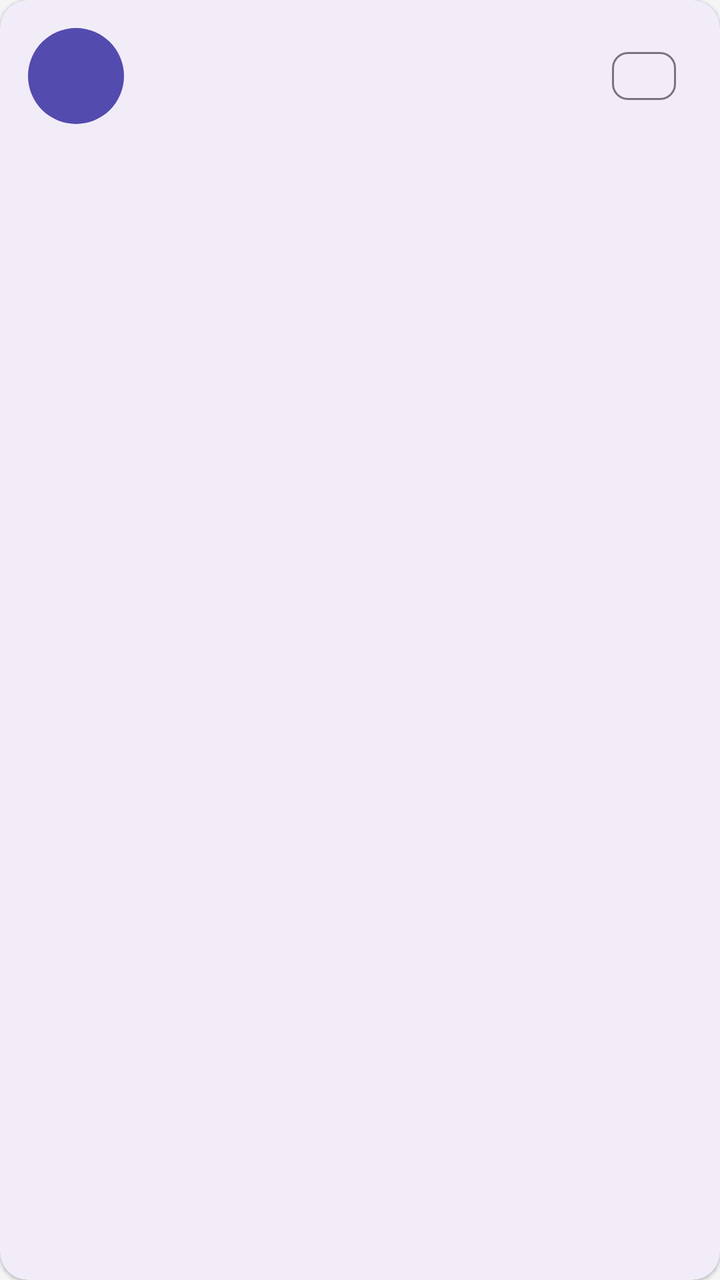
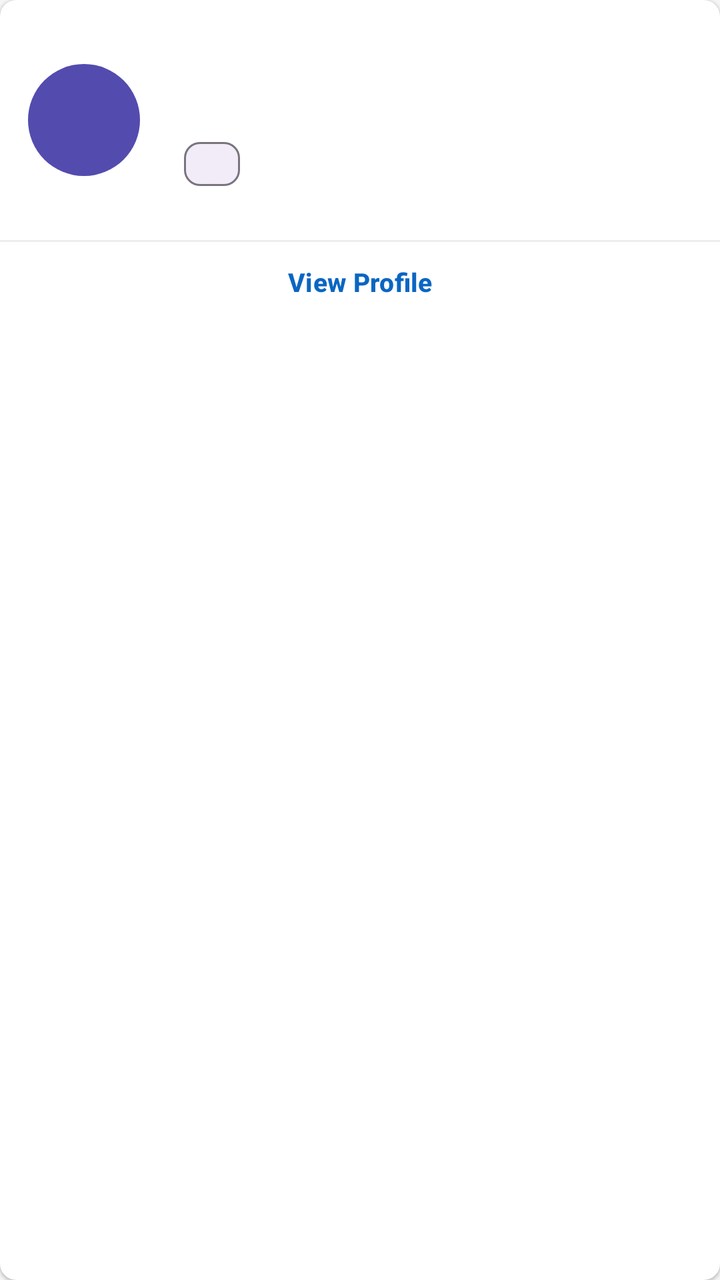

Screens rendered from an Android XML layout before and after an edit, with the pre-edit source and the edit as a unified diff.
<!-- AndroidManifest.xml: application theme Theme.SmartCampus -->
<!-- res/layout/item_user_search.xml -->
<?xml version="1.0" encoding="utf-8"?>
<com.google.android.material.card.MaterialCardView
    xmlns:android="http://schemas.android.com/apk/res/android"
    xmlns:app="http://schemas.android.com/apk/res-auto"
    android:layout_width="match_parent"
    android:layout_height="wrap_content"
    android:layout_marginHorizontal="12dp"
    android:layout_marginTop="6dp"
    app:cardCornerRadius="14dp"
    app:cardElevation="1dp"
    app:strokeWidth="0dp">

    <LinearLayout
        android:layout_width="match_parent"
        android:layout_height="wrap_content"
        android:orientation="horizontal"
        android:padding="14dp"
        android:gravity="center_vertical">

        <TextView
            android:id="@+id/tv_avatar"
            android:layout_width="48dp"
            android:layout_height="48dp"
            android:gravity="center"
            android:textColor="@color/white"
            android:textSize="17sp"
            android:textStyle="bold"
            android:background="@drawable/bg_avatar_circle" />

        <LinearLayout
            android:layout_width="0dp"
            android:layout_height="wrap_content"
            android:layout_weight="1"
            android:orientation="vertical"
            android:layout_marginStart="12dp">

            <TextView
                android:id="@+id/tv_name"
                android:layout_width="wrap_content"
                android:layout_height="wrap_content"
                android:textColor="@color/text_primary"
                android:textSize="15sp"
                android:textStyle="bold" />

            <TextView
                android:id="@+id/tv_university"
                android:layout_width="wrap_content"
                android:layout_height="wrap_content"
                android:textColor="@color/text_secondary"
                android:textSize="13sp"
                android:layout_marginTop="2dp" />

        </LinearLayout>

        <com.google.android.material.chip.Chip
            android:id="@+id/chip_role"
            android:layout_width="wrap_content"
            android:layout_height="wrap_content"
            android:textSize="10sp"
            app:chipMinHeight="24dp"
            style="@style/Widget.Material3.Chip.Assist" />

    </LinearLayout>
</com.google.android.material.card.MaterialCardView>
<!-- resources referenced by this layout -->
<resources>
  <color name="text_primary">#212121</color>
  <color name="text_secondary">#757575</color>
  <color name="white">#FFFFFF</color>
  <!-- drawable bg_avatar_circle (drawable) -->
  <?xml version="1.0" encoding="utf-8"?>
  <shape xmlns:android="http://schemas.android.com/apk/res/android"
      android:shape="oval">
      <solid android:color="@color/primary_light" />
      <size android:width="100dp" android:height="100dp" />
  </shape>
  <style name="Theme.SmartCampus" parent="Theme.Material3.Light.NoActionBar">
          <item name="colorPrimary">@color/primary</item>
          <item name="colorOnPrimary">@color/on_primary</item>
          <item name="colorSecondary">@color/secondary</item>
          <item name="android:colorBackground">@color/background</item>
          <item name="android:statusBarColor">@color/primary_dark</item>
      </style>
  <color name="primary_light">#534BAE</color>
  <color name="primary">#1A237E</color>
  <color name="on_primary">#FFFFFF</color>
  <color name="secondary">#00BCD4</color>
  <color name="background">#F5F5F5</color>
  <color name="primary_dark">#000051</color>
</resources>

<!-- the commit's change to res/layout/item_user_search.xml (unified diff, before → after) -->
@@ -5,60 +5,87 @@
     android:layout_width="match_parent"
     android:layout_height="wrap_content"
     android:layout_marginHorizontal="12dp"
-    android:layout_marginTop="6dp"
-    app:cardCornerRadius="14dp"
+    android:layout_marginTop="8dp"
+    app:cardCornerRadius="8dp"
     app:cardElevation="1dp"
-    app:strokeWidth="0dp">
+    app:strokeWidth="0dp"
+    app:cardBackgroundColor="@color/white">
 
     <LinearLayout
         android:layout_width="match_parent"
         android:layout_height="wrap_content"
-        android:orientation="horizontal"
-        android:padding="14dp"
-        android:gravity="center_vertical">
+        android:orientation="vertical">
 
-        <TextView
-            android:id="@+id/tv_avatar"
-            android:layout_width="48dp"
-            android:layout_height="48dp"
-            android:gravity="center"
-            android:textColor="@color/white"
-            android:textSize="17sp"
-            android:textStyle="bold"
-            android:background="@drawable/bg_avatar_circle" />
+        
+        <LinearLayout
+            android:layout_width="match_parent"
+            android:layout_height="wrap_content"
+            android:orientation="horizontal"
+            android:padding="14dp"
+            android:gravity="center_vertical">
 
-        <LinearLayout
-            android:layout_width="0dp"
-            android:layout_height="wrap_content"
-            android:layout_weight="1"
-            android:orientation="vertical"
-            android:layout_marginStart="12dp">
+            
+            <TextView
+                android:id="@+id/tv_avatar"
+                android:layout_width="56dp"
+                android:layout_height="56dp"
+                android:gravity="center"
+                android:textColor="@color/white"
+                android:textSize="20sp"
+                android:textStyle="bold"
+                android:background="@drawable/bg_avatar_circle" />
 
-            <TextView
-                android:id="@+id/tv_name"
-                android:layout_width="wrap_content"
+            
+            <LinearLayout
+                android:layout_width="0dp"
+                android:layout_weight="1"
                 android:layout_height="wrap_content"
-                android:textColor="@color/text_primary"
-                android:textSize="15sp"
-                android:textStyle="bold" />
+                android:orientation="vertical"
+                android:layout_marginStart="12dp">
 
-            <TextView
-                android:id="@+id/tv_university"
-                android:layout_width="wrap_content"
-                android:layout_height="wrap_content"
-                android:textColor="@color/text_secondary"
-                android:textSize="13sp"
-                android:layout_marginTop="2dp" />
+                <TextView
+                    android:id="@+id/tv_name"
+                    android:layout_width="wrap_content"
+                    android:layout_height="wrap_content"
+                    android:textColor="#000000"
+                    android:textSize="15sp"
+                    android:textStyle="bold" />
 
+                <TextView
+                    android:id="@+id/tv_university"
+                    android:layout_width="wrap_content"
+                    android:layout_height="wrap_content"
+                    android:textColor="#555555"
+                    android:textSize="13sp"
+                    android:layout_marginTop="2dp" />
+
+                <com.google.android.material.chip.Chip
+                    android:id="@+id/chip_role"
+                    android:layout_width="wrap_content"
+                    android:layout_height="wrap_content"
+                    android:textSize="10sp"
+                    android:layout_marginTop="4dp"
+                    app:chipMinHeight="22dp"
+                    app:chipStartPadding="6dp"
+                    app:chipEndPadding="6dp"
+                    style="@style/Widget.Material3.Chip.Assist" />
+            </LinearLayout>
         </LinearLayout>
 
-        <com.google.android.material.chip.Chip
-            android:id="@+id/chip_role"
-            android:layout_width="wrap_content"
-            android:layout_height="wrap_content"
-            android:textSize="10sp"
-            app:chipMinHeight="24dp"
-            style="@style/Widget.Material3.Chip.Assist" />
+        
+        <View android:layout_width="match_parent" android:layout_height="1dp" android:background="#EEEEEE"/>
+
+        
+        <com.google.android.material.button.MaterialButton
+            android:id="@+id/btn_view_profile"
+            android:layout_width="match_parent"
+            android:layout_height="40dp"
+            android:text="View Profile"
+            android:textColor="#0A66C2"
+            android:textSize="13sp"
+            android:textStyle="bold"
+            style="@style/Widget.Material3.Button.TextButton"
+            app:iconTint="#0A66C2"/>
 
     </LinearLayout>
 </com.google.android.material.card.MaterialCardView>
<!-- resource entries referenced after the edit -->
@@ -1,7 +1,5 @@
 <!-- resources referenced by this layout -->
 <resources>
-  <color name="text_primary">#212121</color>
-  <color name="text_secondary">#757575</color>
   <color name="white">#FFFFFF</color>
   <!-- drawable bg_avatar_circle (drawable) -->
   <?xml version="1.0" encoding="utf-8"?>
